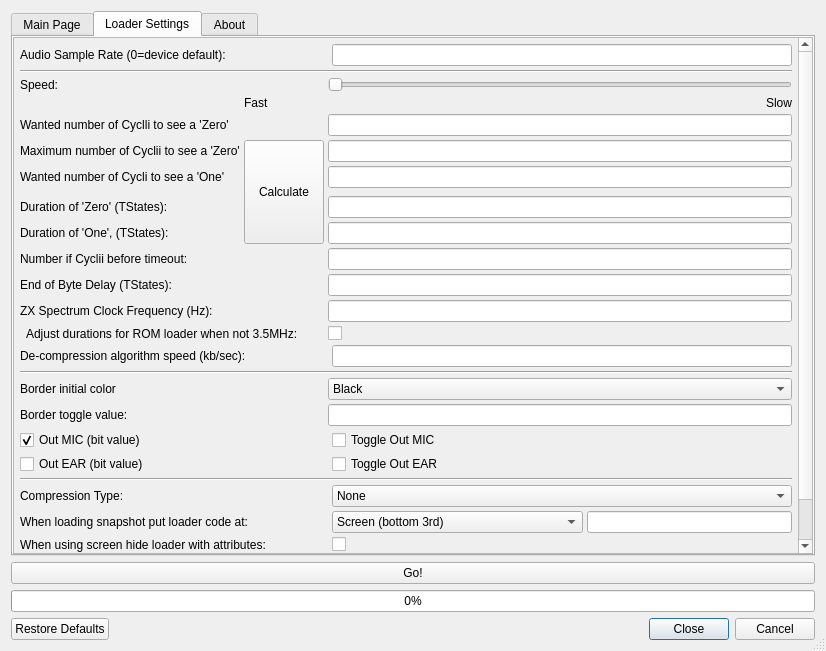
Old version of the form zqloaderui/dialog.ui in the repository oxidaan/zqloader.
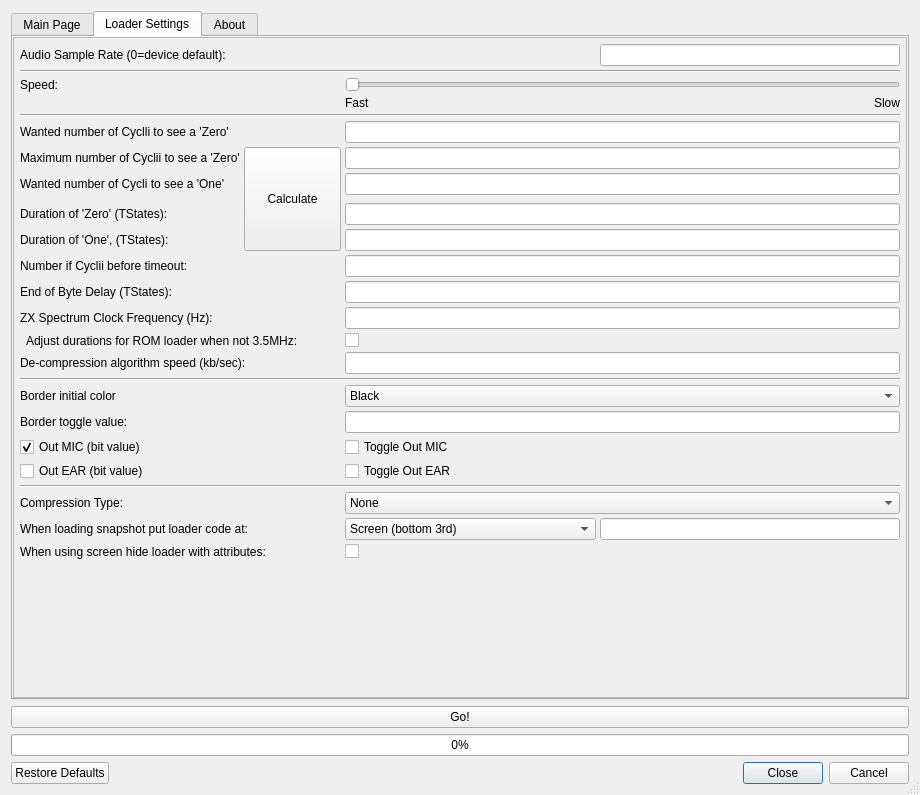
New version of the form. The open tabs and pages were chosen to show the change. Custom widgets are drawn as their Qt base class.

```diff
--- a/zqloaderui/dialog.ui
+++ b/zqloaderui/dialog.ui
@@ -6,8 +6,8 @@
    <rect>
     <x>0</x>
     <y>0</y>
-    <width>826</width>
-    <height>651</height>
+    <width>920</width>
+    <height>795</height>
    </rect>
   </property>
   <property name="sizePolicy">
@@ -376,8 +376,8 @@
            <rect>
             <x>0</x>
             <y>0</y>
-            <width>622</width>
-            <height>553</height>
+            <width>896</width>
+            <height>647</height>
            </rect>
           </property>
           <layout class="QGridLayout" name="gridLayout_421">
@@ -396,124 +396,17 @@
            <property name="spacing">
             <number>4</number>
            </property>
-           <item row="27" column="1">
-            <widget class="QCheckBox" name="checkBoxOutMic">
+           <item row="9" column="3" colspan="4">
+            <widget class="QLineEdit" name="lineEditWantedOneCyclii">
              <property name="toolTip">
               <string>&lt;html&gt;&lt;head/&gt;&lt;body&gt;&lt;p&gt;Should be one, see &lt;a href=&quot;https://worldofspectrum.org/faq/reference/48kreference.htm#PortFE&quot;&gt;&lt;span style=&quot; text-decoration: underline; color:#0000ff;&quot;&gt;https://worldofspectrum.org/faq/reference/48kreference.htm#PortFE&lt;/span&gt;&lt;/a&gt;&lt;/p&gt;&lt;/body&gt;&lt;/html&gt;</string>
              </property>
-             <property name="text">
-              <string>Out MIC (bit value)</string>
-             </property>
-             <property name="checked">
-              <bool>true</bool>
-             </property>
             </widget>
            </item>
-           <item row="10" column="1">
-            <widget class="QLabel" name="label_11">
+           <item row="9" column="1">
+            <widget class="QLabel" name="label_20">
              <property name="text">
-              <string>Duration of 'Zero' (TStates):</string>
-             </property>
-            </widget>
-           </item>
-           <item row="2" column="1" colspan="6">
-            <widget class="Line" name="line_5">
-             <property name="orientation">
-              <enum>Qt::Horizontal</enum>
-             </property>
-            </widget>
-           </item>
-           <item row="35" column="4" colspan="3">
-            <widget class="QComboBox" name="comboBoxCompressionType">
-             <property name="currentIndex">
-              <number>0</number>
-             </property>
-             <item>
-              <property name="text">
-               <string>None</string>
-              </property>
-             </item>
-             <item>
-              <property name="text">
-               <string>RLE</string>
-              </property>
-             </item>
-             <item>
-              <property name="text">
-               <string>Automatic</string>
-              </property>
-             </item>
-            </widget>
-           </item>
-           <item row="6" column="1">
-            <widget class="QLabel" name="label_18">
-             <property name="text">
-              <string>Wanted number of Cyclli to see a 'Zero'</string>
-             </property>
-            </widget>
-           </item>
-           <item row="34" column="1" colspan="6">
-            <widget class="Line" name="line_6">
-             <property name="orientation">
-              <enum>Qt::Horizontal</enum>
-             </property>
-            </widget>
-           </item>
-           <item row="21" column="3" colspan="4">
-            <widget class="QCheckBox" name="checkBoxUseStandardClockForRom">
-             <property name="text">
-              <string/>
-             </property>
-            </widget>
-           </item>
-           <item row="25" column="1">
-            <widget class="QLabel" name="label_23">
-             <property name="text">
-              <string>Border initial color</string>
-             </property>
-            </widget>
-           </item>
-           <item row="27" column="4">
-            <widget class="QCheckBox" name="checkBoxToggleMic">
-             <property name="toolTip">
-              <string>&lt;html&gt;&lt;head/&gt;&lt;body&gt;&lt;p&gt;Should be zero, see &lt;a href=&quot;https://worldofspectrum.org/faq/reference/48kreference.htm#PortFE&quot;&gt;&lt;span style=&quot; text-decoration: underline; color:#0000ff;&quot;&gt;https://worldofspectrum.org/faq/reference/48kreference.htm#PortFE&lt;/span&gt;&lt;/a&gt;&lt;/p&gt;&lt;/body&gt;&lt;/html&gt;</string>
-             </property>
-             <property name="text">
-              <string>Toggle Out MIC</string>
-             </property>
-            </widget>
-           </item>
-           <item row="37" column="1" colspan="2">
-            <widget class="QLabel" name="label_17">
-             <property name="text">
-              <string>When using screen hide loader with attributes:</string>
-             </property>
-             <property name="wordWrap">
-              <bool>true</bool>
-             </property>
-            </widget>
-           </item>
-           <item row="7" column="1">
-            <widget class="QLabel" name="label_14">
-             <property name="text">
-              <string>Maximum number of Cyclii to see a 'Zero'</string>
-             </property>
-            </widget>
-           </item>
-           <item row="7" column="3" colspan="4">
-            <widget class="QLineEdit" name="lineEditZeroMax">
-             <property name="toolTip">
-              <string>&lt;html&gt;&lt;head/&gt;&lt;body&gt;&lt;p&gt;Maximum number of polling cycli to see a 'zero'; above this sees a 'one', used at z80 code (so at Spectrum). Must be greater than 'Wanted zero cycli' + 1.&lt;/p&gt;&lt;/body&gt;&lt;/html&gt;</string>
-             </property>
-            </widget>
-           </item>
-           <item row="28" column="1">
-            <widget class="QCheckBox" name="checkBoxOutEar">
-             <property name="toolTip">
-              <string>&lt;html&gt;&lt;head/&gt;&lt;body&gt;&lt;p&gt;Should be zero, see &lt;a href=&quot;https://worldofspectrum.org/faq/reference/48kreference.htm#PortFE&quot;&gt;&lt;span style=&quot; text-decoration: underline; color:#0000ff;&quot;&gt;https://worldofspectrum.org/faq/reference/48kreference.htm#PortFE&lt;/span&gt;&lt;/a&gt;&lt;/p&gt;&lt;/body&gt;&lt;/html&gt;</string>
-             </property>
-             <property name="text">
-              <string>Out EAR (bit value)</string>
+              <string>Wanted number of Cycli to see a 'One'</string>
              </property>
             </widget>
            </item>
@@ -536,149 +429,65 @@
              </property>
             </widget>
            </item>
-           <item row="11" column="1">
+           <item row="12" column="1">
             <widget class="QLabel" name="label_13">
              <property name="text">
               <string>Duration of 'One', (TStates):</string>
              </property>
             </widget>
            </item>
-           <item row="36" column="4" colspan="2">
-            <widget class="QComboBox" name="comboBoxLoaderLocation">
-             <item>
-              <property name="text">
-               <string>Screen (bottom 3rd)</string>
-              </property>
-             </item>
-             <item>
-              <property name="text">
-               <string>In empty location in snapshot (automatic)</string>
-              </property>
-             </item>
-             <item>
-              <property name="text">
-               <string>This address:</string>
-              </property>
-             </item>
-            </widget>
-           </item>
-           <item row="12" column="3" colspan="4">
-            <widget class="QLineEdit" name="lineEditBitLoopMax">
-             <property name="toolTip">
-              <string>&lt;html&gt;&lt;head/&gt;&lt;body&gt;&lt;p&gt;The polling cyclus maximum loop counter until timeout, used at z80 code (so at Spectrum). Note: making this value larger does not affect speeds. Must be (much) greater than 'Wanted one cyclii'.&lt;/p&gt;&lt;/body&gt;&lt;/html&gt;</string>
-             </property>
-            </widget>
-           </item>
-           <item row="8" column="3" colspan="4">
-            <widget class="QLineEdit" name="lineEditWantedOneCyclii">
-             <property name="toolTip">
-              <string>&lt;html&gt;&lt;head/&gt;&lt;body&gt;&lt;p&gt;Value is only used to calculate 'One TStates', see below. Must be greater than 'Zero max'.&lt;/p&gt;&lt;/body&gt;&lt;/html&gt;</string>
-             </property>
-            </widget>
-           </item>
-           <item row="26" column="1">
-            <widget class="QLabel" name="label_24">
+           <item row="16" column="1" colspan="2">
+            <widget class="QLabel" name="label_8">
              <property name="text">
-              <string>Border toggle value:</string>
+              <string>End of Byte Delay (TStates):</string>
              </property>
             </widget>
            </item>
-           <item row="5" column="6">
-            <widget class="QLabel" name="label_22">
-             <property name="text">
-              <string>Slow</string>
-             </property>
-             <property name="alignment">
-              <set>Qt::AlignRight|Qt::AlignTop|Qt::AlignTrailing</set>
-             </property>
-            </widget>
-           </item>
-           <item row="28" column="4">
-            <widget class="QCheckBox" name="checkBoxToggleEar">
+           <item row="23" column="3" colspan="4">
+            <widget class="QLineEdit" name="lineEditDeCompressionSpeed">
              <property name="toolTip">
               <string>&lt;html&gt;&lt;head/&gt;&lt;body&gt;&lt;p&gt;Should be zero, see &lt;a href=&quot;https://worldofspectrum.org/faq/reference/48kreference.htm#PortFE&quot;&gt;&lt;span style=&quot; text-decoration: underline; color:#0000ff;&quot;&gt;https://worldofspectrum.org/faq/reference/48kreference.htm#PortFE&lt;/span&gt;&lt;/a&gt;&lt;/p&gt;&lt;/body&gt;&lt;/html&gt;</string>
              </property>
-             <property name="text">
-              <string>Toggle Out EAR</string>
-             </property>
             </widget>
            </item>
-           <item row="0" column="1">
-            <widget class="QLabel" name="label_12">
-             <property name="text">
-              <string>Audio Sample Rate (0=device default):</string>
-             </property>
-             <property name="wordWrap">
-              <bool>true</bool>
-             </property>
-            </widget>
-           </item>
-           <item row="10" column="3" colspan="4">
-            <widget class="QLineEdit" name="lineEditZeroTStates">
-             <property name="toolTip">
-              <string>&lt;html&gt;&lt;head/&gt;&lt;body&gt;&lt;p&gt;The time between edges (in TState durations) to indicate a 'zero' bit. Used by ZQLoader to generate a 'zero' bit when playing sound.&lt;/p&gt;&lt;/body&gt;&lt;/html&gt;</string>
-             </property>
-            </widget>
-           </item>
-           <item row="8" column="1">
-            <widget class="QLabel" name="label_20">
-             <property name="text">
-              <string>Wanted number of Cycli to see a 'One'</string>
-             </property>
-            </widget>
-           </item>
-           <item row="15" column="3" colspan="4">
-            <widget class="QLineEdit" name="lineEditEndOfByteDelay">
-             <property name="toolTip">
-              <string>&lt;html&gt;&lt;head/&gt;&lt;body&gt;&lt;p&gt;The extra time at the end of a byte (in TState durations) (as generated by ZQLoader). &lt;/p&gt;&lt;p&gt;Should normally not be changed.&lt;/p&gt;&lt;/body&gt;&lt;/html&gt;</string>
-             </property>
-            </widget>
-           </item>
-           <item row="3" column="1">
-            <widget class="QLabel" name="label_19">
-             <property name="text">
-              <string>Speed:</string>
-             </property>
-            </widget>
-           </item>
-           <item row="5" column="2">
-            <widget class="QLabel" name="label_21">
-             <property name="text">
-              <string>Fast</string>
-             </property>
-             <property name="alignment">
-              <set>Qt::AlignLeading|Qt::AlignLeft|Qt::AlignTop</set>
-             </property>
-             <property name="margin">
-              <number>0</number>
-             </property>
-             <property name="indent">
-              <number>0</number>
-             </property>
-            </widget>
-           </item>
-           <item row="35" column="1" colspan="2">
+           <item row="36" column="1" colspan="2">
             <widget class="QLabel" name="label_9">
              <property name="text">
               <string>Compression Type:</string>
              </property>
             </widget>
            </item>
-           <item row="24" column="1" colspan="6">
-            <widget class="Line" name="line_3">
-             <property name="orientation">
-              <enum>Qt::Horizontal</enum>
+           <item row="8" column="2" rowspan="5">
+            <widget class="QPushButton" name="pushButtonCalculate">
+             <property name="sizePolicy">
+              <sizepolicy hsizetype="Minimum" vsizetype="Minimum">
+               <horstretch>0</horstretch>
+               <verstretch>0</verstretch>
+              </sizepolicy>
              </property>
+             <property name="toolTip">
+              <string>&lt;html&gt;&lt;head/&gt;&lt;body&gt;&lt;p&gt;Calculate 'Zero TStates' and 'One TState; out of 'Wanted Zero Cycli' and 'Wanted One Cyclii'. 'Zero Max' and 'Wanted One Cyclii' are also adjusted when out of bounds.&lt;/p&gt;&lt;p&gt;&lt;br/&gt;&lt;/p&gt;&lt;/body&gt;&lt;/html&gt;</string>
+             </property>
+             <property name="text">
+              <string>Calculate</string>
+             </property>
             </widget>
            </item>
-           <item row="37" column="4" colspan="3">
-            <widget class="QCheckBox" name="checkBoxFunAttribs">
+           <item row="8" column="1">
+            <widget class="QLabel" name="label_14">
              <property name="text">
-              <string/>
+              <string>Maximum number of Cyclii to see a 'Zero'</string>
              </property>
             </widget>
            </item>
-           <item row="25" column="3" colspan="4">
+           <item row="13" column="1" colspan="2">
+            <widget class="QLabel" name="label_15">
+             <property name="text">
+              <string>Number if Cyclii before timeout:</string>
+             </property>
+            </widget>
+           </item>
+           <item row="26" column="3" colspan="4">
             <widget class="QComboBox" name="comboBoxBorderColor">
              <property name="toolTip">
               <string>&lt;html&gt;&lt;head/&gt;&lt;body&gt;&lt;p&gt;Here you can play with the border color during loading. Default uses ZX Spectrum ROM colors.&lt;/p&gt;&lt;/body&gt;&lt;/html&gt;</string>
@@ -725,117 +534,315 @@
              </item>
             </widget>
            </item>
-           <item row="38" column="1">
-            <spacer name="verticalSpacer_2">
-             <property name="orientation">
-              <enum>Qt::Vertical</enum>
-             </property>
-             <property name="sizeHint" stdset="0">
-              <size>
-               <width>20</width>
-               <height>40</height>
-              </size>
-             </property>
-            </spacer>
-           </item>
-           <item row="36" column="6">
-            <widget class="QLineEdit" name="lineEditLoaderAddress"/>
-           </item>
-           <item row="36" column="1" colspan="2">
-            <widget class="QLabel" name="label_16">
-             <property name="text">
-              <string>When loading snapshot put loader code at:</string>
-             </property>
-             <property name="wordWrap">
-              <bool>true</bool>
-             </property>
-            </widget>
-           </item>
-           <item row="6" column="3" colspan="4">
-            <widget class="QLineEdit" name="lineEditWantedZeroCyclii">
-             <property name="toolTip">
-              <string>&lt;html&gt;&lt;head/&gt;&lt;body&gt;&lt;p&gt;Value is only used to calculate 'Zero TStates'. See below. Can be 0.&lt;/p&gt;&lt;/body&gt;&lt;/html&gt;</string>
-             </property>
-            </widget>
-           </item>
-           <item row="20" column="3" colspan="4">
-            <widget class="QLineEdit" name="lineEditClock"/>
-           </item>
-           <item row="21" column="1" colspan="2">
+           <item row="22" column="1" colspan="2">
             <widget class="QLabel" name="label_25">
              <property name="text">
               <string>  Adjust durations for ROM loader when not 3.5MHz:</string>
              </property>
             </widget>
            </item>
-           <item row="7" column="2" rowspan="5">
-            <widget class="QPushButton" name="pushButtonCalculate">
-             <property name="sizePolicy">
-              <sizepolicy hsizetype="Minimum" vsizetype="Minimum">
-               <horstretch>0</horstretch>
-               <verstretch>0</verstretch>
-              </sizepolicy>
-             </property>
-             <property name="toolTip">
-              <string>&lt;html&gt;&lt;head/&gt;&lt;body&gt;&lt;p&gt;Calculate 'Zero TStates' and 'One TState; out of 'Wanted Zero Cycli' and 'Wanted One Cyclii'. 'Zero Max' and 'Wanted One Cyclii' are also adjusted when out of bounds.&lt;/p&gt;&lt;p&gt;&lt;br/&gt;&lt;/p&gt;&lt;/body&gt;&lt;/html&gt;</string>
-             </property>
+           <item row="7" column="1">
+            <widget class="QLabel" name="label_18">
              <property name="text">
-              <string>Calculate</string>
+              <string>Wanted number of Cyclli to see a 'Zero'</string>
              </property>
             </widget>
            </item>
-           <item row="26" column="3" colspan="4">
-            <widget class="QLineEdit" name="lineEditBorderToggle">
-             <property name="toolTip">
-              <string>&lt;html&gt;&lt;head/&gt;&lt;body&gt;&lt;p&gt;You can play with the border color during loading. Default uses ZX Spectrum ROM colors. Put zero here to not change border at all.&lt;/p&gt;&lt;/body&gt;&lt;/html&gt;</string>
+           <item row="2" column="1" colspan="6">
+            <widget class="Line" name="line_5">
+             <property name="orientation">
+              <enum>Qt::Horizontal</enum>
              </property>
             </widget>
            </item>
            <item row="0" column="4" colspan="3">
             <widget class="QLineEdit" name="lineEditSampleRate"/>
            </item>
+           <item row="11" column="1">
+            <widget class="QLabel" name="label_11">
+             <property name="text">
+              <string>Duration of 'Zero' (TStates):</string>
+             </property>
+            </widget>
+           </item>
+           <item row="0" column="1">
+            <widget class="QLabel" name="label_12">
+             <property name="text">
+              <string>Audio Sample Rate (0=device default):</string>
+             </property>
+             <property name="wordWrap">
+              <bool>true</bool>
+             </property>
+            </widget>
+           </item>
+           <item row="22" column="3" colspan="4">
+            <widget class="QCheckBox" name="checkBoxUseStandardClockForRom">
+             <property name="text">
+              <string/>
+             </property>
+            </widget>
+           </item>
+           <item row="35" column="1" colspan="6">
+            <widget class="Line" name="line_6">
+             <property name="orientation">
+              <enum>Qt::Horizontal</enum>
+             </property>
+            </widget>
+           </item>
+           <item row="3" column="1">
+            <widget class="QLabel" name="label_19">
+             <property name="text">
+              <string>Speed:</string>
+             </property>
+            </widget>
+           </item>
+           <item row="27" column="3" colspan="4">
+            <widget class="QLineEdit" name="lineEditBorderToggle">
+             <property name="toolTip">
+              <string>&lt;html&gt;&lt;head/&gt;&lt;body&gt;&lt;p&gt;You can play with the border color during loading. Default uses ZX Spectrum ROM colors. Put zero here to not change border at all.&lt;/p&gt;&lt;/body&gt;&lt;/html&gt;</string>
+             </property>
+            </widget>
+           </item>
+           <item row="5" column="6">
+            <widget class="QLabel" name="label_22">
+             <property name="text">
+              <string>Slow</string>
+             </property>
+             <property name="alignment">
+              <set>Qt::AlignRight|Qt::AlignTop|Qt::AlignTrailing</set>
+             </property>
+            </widget>
+           </item>
+           <item row="25" column="1" colspan="6">
+            <widget class="Line" name="line_3">
+             <property name="orientation">
+              <enum>Qt::Horizontal</enum>
+             </property>
+            </widget>
+           </item>
+           <item row="13" column="3" colspan="4">
+            <widget class="QLineEdit" name="lineEditBitLoopMax">
+             <property name="toolTip">
+              <string>&lt;html&gt;&lt;head/&gt;&lt;body&gt;&lt;p&gt;The polling cyclus maximum loop counter until timeout, used at z80 code (so at Spectrum). Note: making this value larger does not affect speeds. Must be (much) greater than 'Wanted one cyclii'.&lt;/p&gt;&lt;/body&gt;&lt;/html&gt;</string>
+             </property>
+            </widget>
+           </item>
            <item row="11" column="3" colspan="4">
+            <widget class="QLineEdit" name="lineEditZeroTStates">
+             <property name="toolTip">
+              <string>&lt;html&gt;&lt;head/&gt;&lt;body&gt;&lt;p&gt;The time between edges (in TState durations) to indicate a 'zero' bit. Used by ZQLoader to generate a 'zero' bit when playing sound.&lt;/p&gt;&lt;/body&gt;&lt;/html&gt;</string>
+             </property>
+            </widget>
+           </item>
+           <item row="21" column="3" colspan="4">
+            <widget class="QLineEdit" name="lineEditClock"/>
+           </item>
+           <item row="12" column="3" colspan="4">
             <widget class="QLineEdit" name="lineEditOneTStates">
              <property name="toolTip">
               <string>&lt;html&gt;&lt;head/&gt;&lt;body&gt;&lt;p&gt;The time between edges (in TState durations) to indicate a 'one' bit. Used by ZQLoader to generate a 'one' bit when playing sound.&lt;/p&gt;&lt;/body&gt;&lt;/html&gt;</string>
              </property>
             </widget>
            </item>
-           <item row="22" column="4" colspan="3">
-            <widget class="QLineEdit" name="lineEditDeCompressionSpeed">
-             <property name="toolTip">
-              <string>&lt;html&gt;&lt;head/&gt;&lt;body&gt;&lt;p&gt;After loading a block, the ZX-Spectrum needs some time to decompress (before it can accept a new block). The value here determines the decompression speed in kb/sec. And thus how long ZQLoader will wait after a block. Default is an estimed value found by just trying.&lt;/p&gt;&lt;/body&gt;&lt;/html&gt;</string>
-             </property>
-            </widget>
-           </item>
-           <item row="22" column="1" colspan="2">
-            <widget class="QLabel" name="label_26">
-             <property name="text">
-              <string>De-compression algorithm speed (kb/sec):</string>
-             </property>
-            </widget>
-           </item>
-           <item row="20" column="1" colspan="2">
+           <item row="21" column="1" colspan="2">
             <widget class="QLabel" name="label_6">
              <property name="text">
               <string>ZX Spectrum Clock Frequency (Hz):</string>
              </property>
             </widget>
            </item>
-           <item row="15" column="1" colspan="2">
-            <widget class="QLabel" name="label_8">
+           <item row="26" column="1">
+            <widget class="QLabel" name="label_23">
              <property name="text">
-              <string>End of Byte Delay (TStates):</string>
+              <string>Border initial color</string>
              </property>
             </widget>
            </item>
-           <item row="12" column="1" colspan="2">
-            <widget class="QLabel" name="label_15">
+           <item row="7" column="3" colspan="4">
+            <widget class="QLineEdit" name="lineEditWantedZeroCyclii">
+             <property name="toolTip">
+              <string>&lt;html&gt;&lt;head/&gt;&lt;body&gt;&lt;p&gt;Value is only used to calculate 'Zero TStates'. See below. Can be 0.&lt;/p&gt;&lt;/body&gt;&lt;/html&gt;</string>
+             </property>
+            </widget>
+           </item>
+           <item row="23" column="1" colspan="2">
+            <widget class="QLabel" name="label_26">
              <property name="text">
-              <string>Number if Cyclii before timeout:</string>
+              <string>De-compression algorithm speed (kb/sec):</string>
              </property>
             </widget>
            </item>
+           <item row="27" column="1">
+            <widget class="QLabel" name="label_24">
+             <property name="text">
+              <string>Border toggle value:</string>
+             </property>
+            </widget>
+           </item>
+           <item row="5" column="3">
+            <widget class="QLabel" name="label_21">
+             <property name="text">
+              <string>Fast</string>
+             </property>
+             <property name="alignment">
+              <set>Qt::AlignLeading|Qt::AlignLeft|Qt::AlignTop</set>
+             </property>
+             <property name="margin">
+              <number>0</number>
+             </property>
+             <property name="indent">
+              <number>0</number>
+             </property>
+            </widget>
+           </item>
+           <item row="39" column="1">
+            <spacer name="verticalSpacer_2">
+             <property name="orientation">
+              <enum>Qt::Vertical</enum>
+             </property>
+             <property name="sizeHint" stdset="0">
+              <size>
+               <width>20</width>
+               <height>40</height>
+              </size>
+             </property>
+            </spacer>
+           </item>
+           <item row="8" column="3" colspan="4">
+            <widget class="QLineEdit" name="lineEditZeroMax">
+             <property name="toolTip">
+              <string>&lt;html&gt;&lt;head/&gt;&lt;body&gt;&lt;p&gt;Maximum number of polling cycli to see a 'zero'; above this sees a 'one', used at z80 code (so at Spectrum). Must be greater than 'Wanted zero cycli' + 1.&lt;/p&gt;&lt;/body&gt;&lt;/html&gt;</string>
+             </property>
+            </widget>
+           </item>
+           <item row="38" column="1" colspan="2">
+            <widget class="QLabel" name="label_17">
+             <property name="text">
+              <string>When using screen hide loader with attributes:</string>
+             </property>
+             <property name="wordWrap">
+              <bool>true</bool>
+             </property>
+            </widget>
+           </item>
+           <item row="16" column="3" colspan="4">
+            <widget class="QLineEdit" name="lineEditEndOfByteDelay">
+             <property name="toolTip">
+              <string>&lt;html&gt;&lt;head/&gt;&lt;body&gt;&lt;p&gt;The extra time at the end of a byte (in TState durations) (as generated by ZQLoader). &lt;/p&gt;&lt;p&gt;Should normally not be changed.&lt;/p&gt;&lt;/body&gt;&lt;/html&gt;</string>
+             </property>
+            </widget>
+           </item>
+           <item row="37" column="1" colspan="2">
+            <widget class="QLabel" name="label_16">
+             <property name="text">
+              <string>When loading snapshot put loader code at:</string>
+             </property>
+             <property name="wordWrap">
+              <bool>true</bool>
+             </property>
+            </widget>
+           </item>
+           <item row="6" column="1" colspan="6">
+            <widget class="Line" name="line_7">
+             <property name="orientation">
+              <enum>Qt::Horizontal</enum>
+             </property>
+            </widget>
+           </item>
+           <item row="28" column="3" colspan="4">
+            <widget class="QCheckBox" name="checkBoxToggleMic">
+             <property name="toolTip">
+              <string>&lt;html&gt;&lt;head/&gt;&lt;body&gt;&lt;p&gt;Should be zero, see &lt;a href=&quot;https://worldofspectrum.org/faq/reference/48kreference.htm#PortFE&quot;&gt;&lt;span style=&quot; text-decoration: underline; color:#0000ff;&quot;&gt;https://worldofspectrum.org/faq/reference/48kreference.htm#PortFE&lt;/span&gt;&lt;/a&gt;&lt;/p&gt;&lt;/body&gt;&lt;/html&gt;</string>
+             </property>
+             <property name="text">
+              <string>Toggle Out MIC</string>
+             </property>
+            </widget>
+           </item>
+           <item row="29" column="3" colspan="4">
+            <widget class="QCheckBox" name="checkBoxToggleEar">
+             <property name="toolTip">
+              <string>&lt;html&gt;&lt;head/&gt;&lt;body&gt;&lt;p&gt;Should be zero, see &lt;a href=&quot;https://worldofspectrum.org/faq/reference/48kreference.htm#PortFE&quot;&gt;&lt;span style=&quot; text-decoration: underline; color:#0000ff;&quot;&gt;https://worldofspectrum.org/faq/reference/48kreference.htm#PortFE&lt;/span&gt;&lt;/a&gt;&lt;/p&gt;&lt;/body&gt;&lt;/html&gt;</string>
+             </property>
+             <property name="text">
+              <string>Toggle Out EAR</string>
+             </property>
+            </widget>
+           </item>
+           <item row="28" column="1" colspan="2">
+            <widget class="QCheckBox" name="checkBoxOutMic">
+             <property name="toolTip">
+              <string>&lt;html&gt;&lt;head/&gt;&lt;body&gt;&lt;p&gt;Should be one, see &lt;a href=&quot;https://worldofspectrum.org/faq/reference/48kreference.htm#PortFE&quot;&gt;&lt;span style=&quot; text-decoration: underline; color:#0000ff;&quot;&gt;https://worldofspectrum.org/faq/reference/48kreference.htm#PortFE&lt;/span&gt;&lt;/a&gt;&lt;/p&gt;&lt;/body&gt;&lt;/html&gt;</string>
+             </property>
+             <property name="text">
+              <string>Out MIC (bit value)</string>
+             </property>
+             <property name="checked">
+              <bool>true</bool>
+             </property>
+            </widget>
+           </item>
+           <item row="29" column="1" colspan="2">
+            <widget class="QCheckBox" name="checkBoxOutEar">
+             <property name="toolTip">
+              <string>&lt;html&gt;&lt;head/&gt;&lt;body&gt;&lt;p&gt;Should be zero, see &lt;a href=&quot;https://worldofspectrum.org/faq/reference/48kreference.htm#PortFE&quot;&gt;&lt;span style=&quot; text-decoration: underline; color:#0000ff;&quot;&gt;https://worldofspectrum.org/faq/reference/48kreference.htm#PortFE&lt;/span&gt;&lt;/a&gt;&lt;/p&gt;&lt;/body&gt;&lt;/html&gt;</string>
+             </property>
+             <property name="text">
+              <string>Out EAR (bit value)</string>
+             </property>
+            </widget>
+           </item>
+           <item row="36" column="3" colspan="4">
+            <widget class="QComboBox" name="comboBoxCompressionType">
+             <property name="currentIndex">
+              <number>0</number>
+             </property>
+             <item>
+              <property name="text">
+               <string>None</string>
+              </property>
+             </item>
+             <item>
+              <property name="text">
+               <string>RLE</string>
+              </property>
+             </item>
+             <item>
+              <property name="text">
+               <string>Automatic</string>
+              </property>
+             </item>
+            </widget>
+           </item>
+           <item row="37" column="3">
+            <widget class="QComboBox" name="comboBoxLoaderLocation">
+             <item>
+              <property name="text">
+               <string>Screen (bottom 3rd)</string>
+              </property>
+             </item>
+             <item>
+              <property name="text">
+               <string>In empty location in snapshot (automatic)</string>
+              </property>
+             </item>
+             <item>
+              <property name="text">
+               <string>This address:</string>
+              </property>
+             </item>
+            </widget>
+           </item>
+           <item row="38" column="3" colspan="4">
+            <widget class="QCheckBox" name="checkBoxFunAttribs">
+             <property name="text">
+              <string/>
+             </property>
+            </widget>
+           </item>
+           <item row="37" column="4" colspan="3">
+            <widget class="QLineEdit" name="lineEditLoaderAddress"/>
+           </item>
           </layout>
          </widget>
         </widget>
```
Left out of the diff: 17 changed lines with no effect on the pictures.
